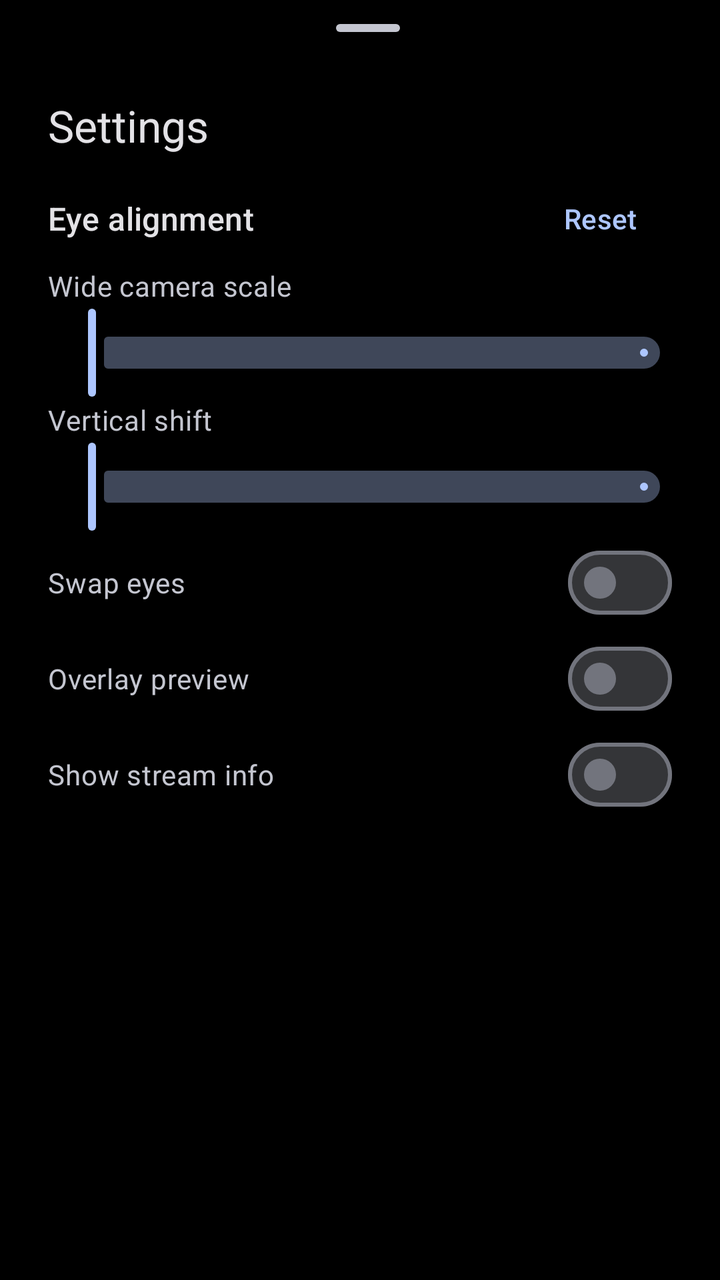
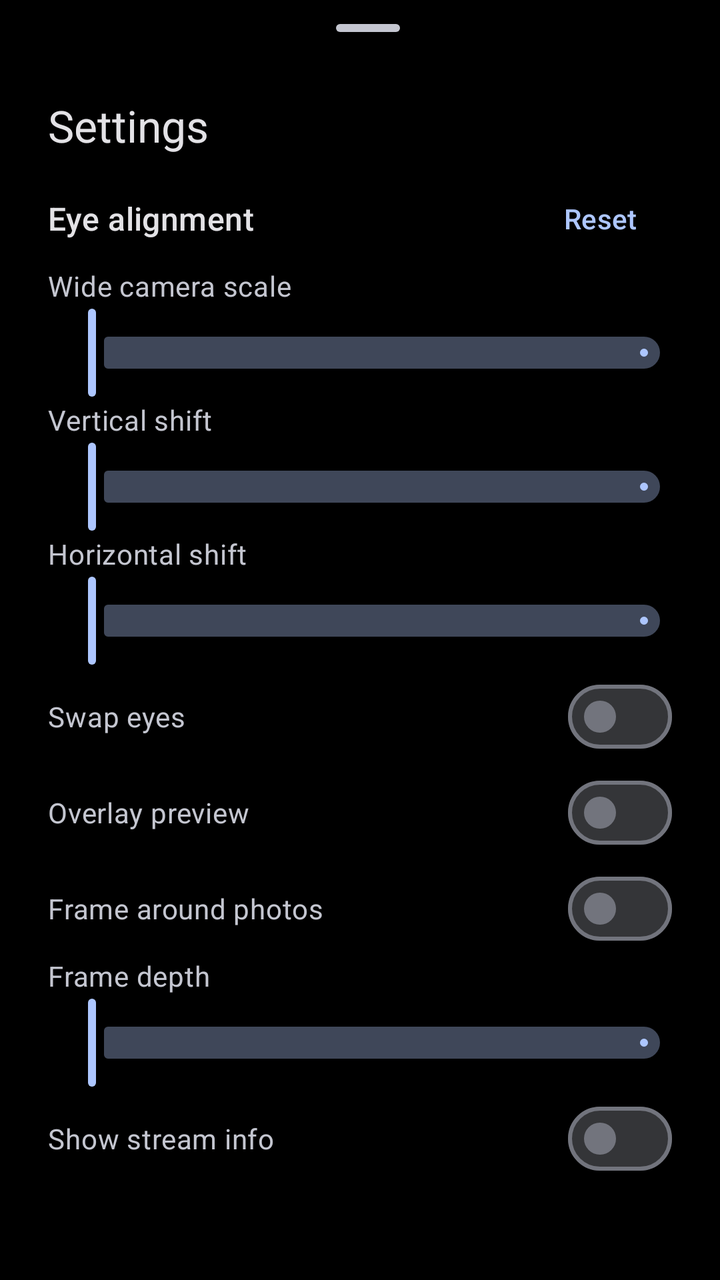

Compare the two renders of this Android layout. The source of the first and the diff that turns it into the second are given below.
<!-- AndroidManifest.xml: application theme Theme.My3DCamera -->
<!-- res/layout/sheet_settings.xml -->
<?xml version="1.0" encoding="utf-8"?>
<androidx.core.widget.NestedScrollView xmlns:android="http://schemas.android.com/apk/res/android"
    xmlns:app="http://schemas.android.com/apk/res-auto"
    android:layout_width="match_parent"
    android:layout_height="wrap_content">

    <LinearLayout
        android:layout_width="match_parent"
        android:layout_height="wrap_content"
        android:orientation="vertical"
        android:paddingStart="24dp"
        android:paddingEnd="16dp"
        android:paddingBottom="24dp">

        <com.google.android.material.bottomsheet.BottomSheetDragHandleView
            android:layout_width="match_parent"
            android:layout_height="wrap_content" />

        <TextView
            android:layout_width="wrap_content"
            android:layout_height="wrap_content"
            android:layout_marginBottom="8dp"
            android:text="@string/settings"
            android:textAppearance="?attr/textAppearanceTitleLarge"
            android:textColor="?attr/colorOnSurface" />

        <LinearLayout
            android:layout_width="match_parent"
            android:layout_height="wrap_content"
            android:gravity="center_vertical"
            android:orientation="horizontal">

            <TextView
                android:layout_width="0dp"
                android:layout_height="wrap_content"
                android:layout_weight="1"
                android:text="@string/calibration_title"
                android:textAppearance="?attr/textAppearanceTitleMedium" />

            <com.google.android.material.button.MaterialButton
                android:id="@+id/resetCalibrationButton"
                style="?attr/borderlessButtonStyle"
                android:layout_width="wrap_content"
                android:layout_height="wrap_content"
                android:text="@string/reset_calibration" />
        </LinearLayout>

        <LinearLayout
            android:layout_width="match_parent"
            android:layout_height="wrap_content"
            android:layout_marginEnd="8dp"
            android:orientation="horizontal">

            <TextView
                android:layout_width="0dp"
                android:layout_height="wrap_content"
                android:layout_weight="1"
                android:text="@string/calibration_scale"
                android:textAppearance="?attr/textAppearanceBodyMedium"
                android:textColor="?attr/colorOnSurfaceVariant" />

            <TextView
                android:id="@+id/scaleValue"
                android:layout_width="wrap_content"
                android:layout_height="wrap_content"
                android:textAppearance="?attr/textAppearanceBodyMedium" />
        </LinearLayout>

        <com.google.android.material.slider.Slider
            android:id="@+id/scaleSlider"
            android:layout_width="match_parent"
            android:layout_height="wrap_content"
            android:contentDescription="@string/calibration_scale"
            android:stepSize="1"
            android:valueFrom="0"
            android:valueTo="200"
            app:labelBehavior="gone"
            app:tickVisible="false" />

        <LinearLayout
            android:layout_width="match_parent"
            android:layout_height="wrap_content"
            android:layout_marginEnd="8dp"
            android:orientation="horizontal">

            <TextView
                android:layout_width="0dp"
                android:layout_height="wrap_content"
                android:layout_weight="1"
                android:text="@string/calibration_vertical"
                android:textAppearance="?attr/textAppearanceBodyMedium"
                android:textColor="?attr/colorOnSurfaceVariant" />

            <TextView
                android:id="@+id/verticalValue"
                android:layout_width="wrap_content"
                android:layout_height="wrap_content"
                android:textAppearance="?attr/textAppearanceBodyMedium" />
        </LinearLayout>

        <com.google.android.material.slider.Slider
            android:id="@+id/verticalSlider"
            android:layout_width="match_parent"
            android:layout_height="wrap_content"
            android:contentDescription="@string/calibration_vertical"
            android:stepSize="1"
            android:valueFrom="0"
            android:valueTo="200"
            app:labelBehavior="gone"
            app:tickVisible="false" />

        
        <com.google.android.material.materialswitch.MaterialSwitch
            android:id="@+id/swapEyesSwitch"
            android:layout_width="match_parent"
            android:layout_height="wrap_content"
            android:layout_marginEnd="8dp"
            android:text="@string/swap_eyes"
            android:textAppearance="?attr/textAppearanceBodyMedium"
            android:textColor="?attr/colorOnSurfaceVariant" />

        
        <com.google.android.material.materialswitch.MaterialSwitch
            android:id="@+id/overlaySwitch"
            android:layout_width="match_parent"
            android:layout_height="wrap_content"
            android:layout_marginEnd="8dp"
            android:text="@string/overlay_preview"
            android:textAppearance="?attr/textAppearanceBodyMedium"
            android:textColor="?attr/colorOnSurfaceVariant" />

        
        <com.google.android.material.materialswitch.MaterialSwitch
            android:id="@+id/streamInfoSwitch"
            android:layout_width="match_parent"
            android:layout_height="wrap_content"
            android:layout_marginEnd="8dp"
            android:text="@string/show_stream_info"
            android:textAppearance="?attr/textAppearanceBodyMedium"
            android:textColor="?attr/colorOnSurfaceVariant" />
    </LinearLayout>
</androidx.core.widget.NestedScrollView>
<!-- resources referenced by this layout -->
<resources>
  <string name="calibration_scale">Wide camera scale</string>
  <string name="calibration_title">Eye alignment</string>
  <string name="calibration_vertical">Vertical shift</string>
  <string name="overlay_preview">Overlay preview</string>
  <string name="reset_calibration">Reset</string>
  <string name="settings">Settings</string>
  <string name="show_stream_info">Show stream info</string>
  <string name="swap_eyes">Swap eyes</string>
  <style name="Theme.My3DCamera" parent="Theme.Material3.DynamicColors.Dark.NoActionBar">
          <item name="android:windowBackground">@color/black</item>
          <item name="android:statusBarColor">@color/black</item>
          <item name="android:navigationBarColor">@color/black</item>
      </style>
  <color name="black">#FF000000</color>
</resources>

<!-- the commit's change to res/layout/sheet_settings.xml (unified diff, before → after) -->
@@ -109,6 +109,38 @@
             app:labelBehavior="gone"
             app:tickVisible="false" />
 
+        <LinearLayout
+            android:layout_width="match_parent"
+            android:layout_height="wrap_content"
+            android:layout_marginEnd="8dp"
+            android:orientation="horizontal">
+
+            <TextView
+                android:layout_width="0dp"
+                android:layout_height="wrap_content"
+                android:layout_weight="1"
+                android:text="@string/calibration_horizontal"
+                android:textAppearance="?attr/textAppearanceBodyMedium"
+                android:textColor="?attr/colorOnSurfaceVariant" />
+
+            <TextView
+                android:id="@+id/horizontalValue"
+                android:layout_width="wrap_content"
+                android:layout_height="wrap_content"
+                android:textAppearance="?attr/textAppearanceBodyMedium" />
+        </LinearLayout>
+
+        <com.google.android.material.slider.Slider
+            android:id="@+id/horizontalSlider"
+            android:layout_width="match_parent"
+            android:layout_height="wrap_content"
+            android:contentDescription="@string/calibration_horizontal"
+            android:stepSize="1"
+            android:valueFrom="0"
+            android:valueTo="200"
+            app:labelBehavior="gone"
+            app:tickVisible="false" />
+
         
         <com.google.android.material.materialswitch.MaterialSwitch
             android:id="@+id/swapEyesSwitch"
@@ -128,6 +160,50 @@
             android:text="@string/overlay_preview"
             android:textAppearance="?attr/textAppearanceBodyMedium"
             android:textColor="?attr/colorOnSurfaceVariant" />
+
+        
+        <com.google.android.material.materialswitch.MaterialSwitch
+            android:id="@+id/eyeFrameSwitch"
+            android:layout_width="match_parent"
+            android:layout_height="wrap_content"
+            android:layout_marginEnd="8dp"
+            android:text="@string/eye_frame"
+            android:textAppearance="?attr/textAppearanceBodyMedium"
+            android:textColor="?attr/colorOnSurfaceVariant" />
+
+        
+        <LinearLayout
+            android:id="@+id/frameShiftRow"
+            android:layout_width="match_parent"
+            android:layout_height="wrap_content"
+            android:layout_marginEnd="8dp"
+            android:orientation="horizontal">
+
+            <TextView
+                android:layout_width="0dp"
+                android:layout_height="wrap_content"
+                android:layout_weight="1"
+                android:text="@string/frame_shift"
+                android:textAppearance="?attr/textAppearanceBodyMedium"
+                android:textColor="?attr/colorOnSurfaceVariant" />
+
+            <TextView
+                android:id="@+id/frameShiftValue"
+                android:layout_width="wrap_content"
+                android:layout_height="wrap_content"
+                android:textAppearance="?attr/textAppearanceBodyMedium" />
+        </LinearLayout>
+
+        <com.google.android.material.slider.Slider
+            android:id="@+id/frameShiftSlider"
+            android:layout_width="match_parent"
+            android:layout_height="wrap_content"
+            android:contentDescription="@string/frame_shift"
+            android:stepSize="1"
+            android:valueFrom="0"
+            android:valueTo="200"
+            app:labelBehavior="gone"
+            app:tickVisible="false" />
 
         
         <com.google.android.material.materialswitch.MaterialSwitch
<!-- resource entries referenced after the edit -->
@@ -1,8 +1,11 @@
 <!-- resources referenced by this layout -->
 <resources>
+  <string name="calibration_horizontal">Horizontal shift</string>
   <string name="calibration_scale">Wide camera scale</string>
   <string name="calibration_title">Eye alignment</string>
   <string name="calibration_vertical">Vertical shift</string>
+  <string name="eye_frame">Frame around photos</string>
+  <string name="frame_shift">Frame depth</string>
   <string name="overlay_preview">Overlay preview</string>
   <string name="reset_calibration">Reset</string>
   <string name="settings">Settings</string>
